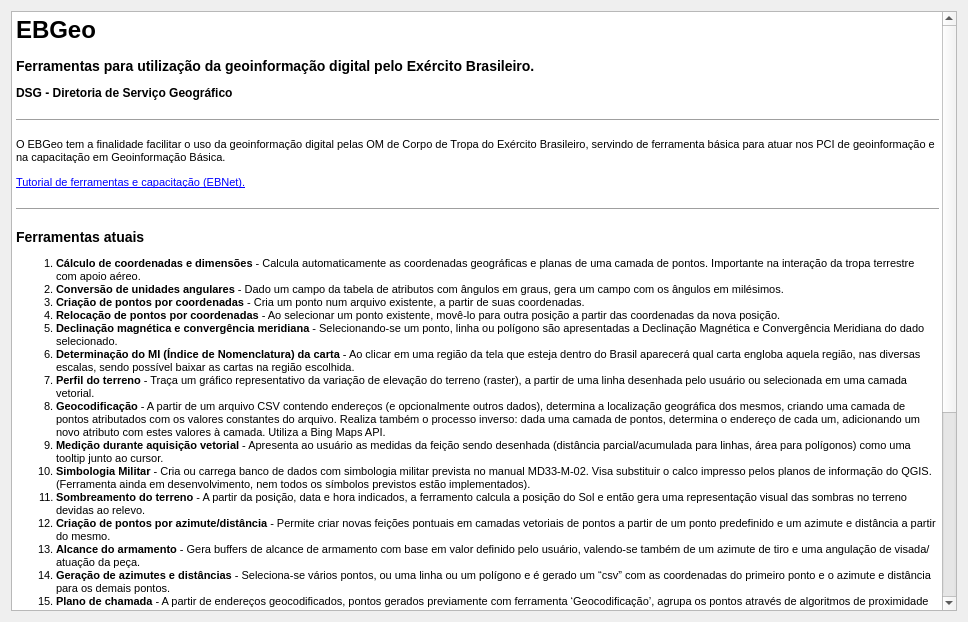
dsgoficial/EBGeo_Desktop, file EBGeo/Help/help.ui: the form before one commit.
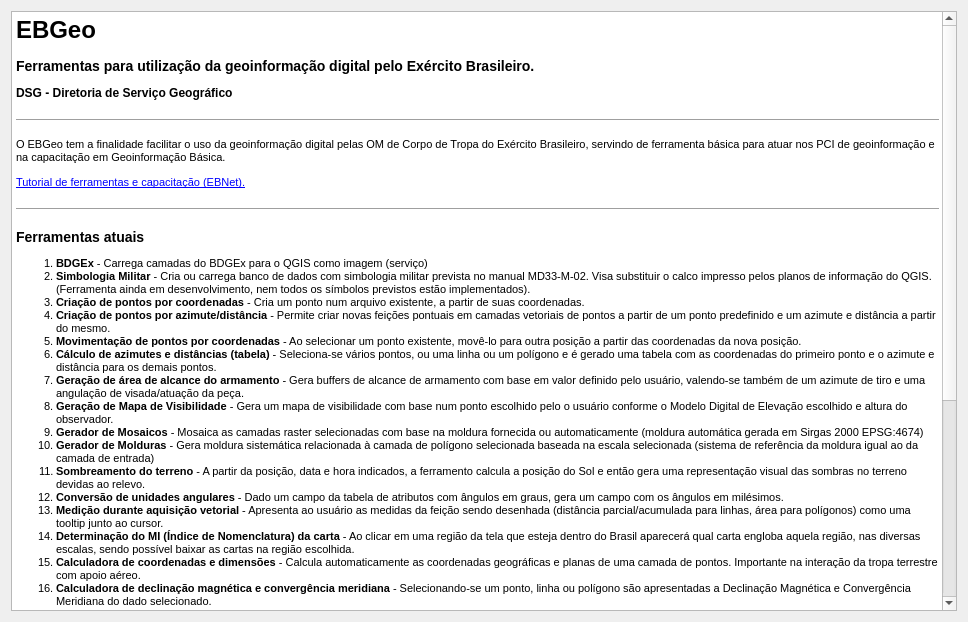
The form after the commit.

Commit message: Atualizacao de documentacao de ferramentas e versao

What changed in the file:
```diff
--- a/EBGeo/Help/help.ui
+++ b/EBGeo/Help/help.ui
@@ -61,23 +61,26 @@
 &lt;p style=&quot; margin-top:12px; margin-bottom:12px; margin-left:0px; margin-right:0px; -qt-block-indent:0; text-indent:0px;&quot;&gt;&lt;a href=&quot;http://10.25.160.49:12004/doc_capacitacao/&quot;&gt;&lt;span style=&quot; font-size:8pt; text-decoration: underline; color:#0000ff;&quot;&gt;Tutorial de ferramentas e capacitação (EBNet).&lt;/span&gt;&lt;/a&gt;&lt;/p&gt;
 &lt;hr /&gt;
 &lt;h3 style=&quot; margin-top:14px; margin-bottom:12px; margin-left:0px; margin-right:0px; -qt-block-indent:0; text-indent:0px;&quot;&gt;&lt;a name=&quot;ferramentas-atuais&quot;&gt;&lt;/a&gt;&lt;span style=&quot; font-size:8pt; font-weight:600;&quot;&gt;F&lt;/span&gt;&lt;span style=&quot; font-size:8pt; font-weight:600;&quot;&gt;erramentas atuais&lt;/span&gt;&lt;/h3&gt;
-&lt;ol style=&quot;margin-top: 0px; margin-bottom: 0px; margin-left: 0px; margin-right: 0px; -qt-list-indent: 1;&quot;&gt;&lt;li style=&quot; font-size:8pt;&quot; style=&quot; margin-top:12px; margin-bottom:0px; margin-left:0px; margin-right:0px; -qt-block-indent:0; text-indent:0px;&quot;&gt;&lt;span style=&quot; font-weight:600;&quot;&gt;Cálculo de coordenadas e dimensões&lt;/span&gt; - Calcula automaticamente as coordenadas geográficas e planas de uma camada de pontos. Importante na interação da tropa terrestre com apoio aéreo.&lt;/li&gt;
-&lt;li style=&quot; font-size:8pt;&quot; style=&quot; margin-top:0px; margin-bottom:0px; margin-left:0px; margin-right:0px; -qt-block-indent:0; text-indent:0px;&quot;&gt;&lt;span style=&quot; font-weight:600;&quot;&gt;Conversão de unidades angulares&lt;/span&gt; - Dado um campo da tabela de atributos com ângulos em graus, gera um campo com os ângulos em milésimos.&lt;/li&gt;
-&lt;li style=&quot; font-size:8pt;&quot; style=&quot; margin-top:0px; margin-bottom:0px; margin-left:0px; margin-right:0px; -qt-block-indent:0; text-indent:0px;&quot;&gt;&lt;span style=&quot; font-weight:600;&quot;&gt;Criação de pontos por coordenadas&lt;/span&gt; - Cria um ponto num arquivo existente, a partir de suas coordenadas.&lt;/li&gt;
-&lt;li style=&quot; font-size:8pt;&quot; style=&quot; margin-top:0px; margin-bottom:0px; margin-left:0px; margin-right:0px; -qt-block-indent:0; text-indent:0px;&quot;&gt;&lt;span style=&quot; font-weight:600;&quot;&gt;Relocação de pontos por coordenadas&lt;/span&gt; - Ao selecionar um ponto existente, movê-lo para outra posição a partir das coordenadas da nova posição.&lt;/li&gt;
-&lt;li style=&quot; font-size:8pt;&quot; style=&quot; margin-top:0px; margin-bottom:0px; margin-left:0px; margin-right:0px; -qt-block-indent:0; text-indent:0px;&quot;&gt;&lt;span style=&quot; font-weight:600;&quot;&gt;Declinação magnética e convergência meridiana&lt;/span&gt; - Selecionando-se um ponto, linha ou polígono são apresentadas a Declinação Magnética e Convergência Meridiana do dado selecionado.&lt;/li&gt;
-&lt;li style=&quot; font-size:8pt;&quot; style=&quot; margin-top:0px; margin-bottom:0px; margin-left:0px; margin-right:0px; -qt-block-indent:0; text-indent:0px;&quot;&gt;&lt;span style=&quot; font-weight:600;&quot;&gt;Determinação do MI (Índice de Nomenclatura) da carta&lt;/span&gt; - Ao clicar em uma região da tela que esteja dentro do Brasil aparecerá qual carta engloba aquela região, nas diversas escalas, sendo possível baixar as cartas na região escolhida.&lt;/li&gt;
-&lt;li style=&quot; font-size:8pt;&quot; style=&quot; margin-top:0px; margin-bottom:0px; margin-left:0px; margin-right:0px; -qt-block-indent:0; text-indent:0px;&quot;&gt;&lt;span style=&quot; font-weight:600;&quot;&gt;Perfil do terreno&lt;/span&gt; - Traça um gráfico representativo da variação de elevação do terreno (raster), a partir de uma linha desenhada pelo usuário ou selecionada em uma camada vetorial.&lt;/li&gt;
-&lt;li style=&quot; font-size:8pt;&quot; style=&quot; margin-top:0px; margin-bottom:0px; margin-left:0px; margin-right:0px; -qt-block-indent:0; text-indent:0px;&quot;&gt;&lt;span style=&quot; font-weight:600;&quot;&gt;Geocodificação&lt;/span&gt; - A partir de um arquivo CSV contendo endereços (e opcionalmente outros dados), determina a localização geográfica dos mesmos, criando uma camada de pontos atributados com os valores constantes do arquivo. Realiza também o processo inverso: dada uma camada de pontos, determina o endereço de cada um, adicionando um novo atributo com estes valores à camada. Utiliza a Bing Maps API.&lt;/li&gt;
-&lt;li style=&quot; font-size:8pt;&quot; style=&quot; margin-top:0px; margin-bottom:0px; margin-left:0px; margin-right:0px; -qt-block-indent:0; text-indent:0px;&quot;&gt;&lt;span style=&quot; font-weight:600;&quot;&gt;Medição durante aquisição vetorial&lt;/span&gt; - Apresenta ao usuário as medidas da feição sendo desenhada (distância parcial/acumulada para linhas, área para polígonos) como uma tooltip junto ao cursor.&lt;/li&gt;
-&lt;li style=&quot; font-size:8pt;&quot; style=&quot; margin-top:0px; margin-bottom:0px; margin-left:0px; margin-right:0px; -qt-block-indent:0; text-indent:0px;&quot;&gt;&lt;span style=&quot; font-weight:600;&quot;&gt;Simbologia Militar&lt;/span&gt; - Cria ou carrega banco de dados com simbologia militar prevista no manual MD33-M-02. Visa substituir o calco impresso pelos planos de informação do QGIS. (Ferramenta ainda em desenvolvimento, nem todos os símbolos previstos estão implementados).&lt;/li&gt;
-&lt;li style=&quot; font-size:8pt;&quot; style=&quot; margin-top:0px; margin-bottom:0px; margin-left:0px; margin-right:0px; -qt-block-indent:0; text-indent:0px;&quot;&gt;&lt;span style=&quot; font-weight:600;&quot;&gt;Sombreamento do terreno&lt;/span&gt; - A partir da posição, data e hora indicados, a ferramento calcula a posição do Sol e então gera uma representação visual das sombras no terreno devidas ao relevo.&lt;/li&gt;
-&lt;li style=&quot; font-size:8pt;&quot; style=&quot; margin-top:0px; margin-bottom:0px; margin-left:0px; margin-right:0px; -qt-block-indent:0; text-indent:0px;&quot;&gt;&lt;span style=&quot; font-weight:600;&quot;&gt;Criação de pontos por azimute/distância&lt;/span&gt; - Permite criar novas feições pontuais em camadas vetoriais de pontos a partir de um ponto predefinido e um azimute e distância a partir do mesmo.&lt;/li&gt;
-&lt;li style=&quot; font-size:8pt;&quot; style=&quot; margin-top:0px; margin-bottom:0px; margin-left:0px; margin-right:0px; -qt-block-indent:0; text-indent:0px;&quot;&gt;&lt;span style=&quot; font-weight:600;&quot;&gt;Alcance do armamento&lt;/span&gt; - Gera buffers de alcance de armamento com base em valor definido pelo usuário, valendo-se também de um azimute de tiro e uma angulação de visada/atuação da peça.&lt;/li&gt;
-&lt;li style=&quot; font-size:8pt;&quot; style=&quot; margin-top:0px; margin-bottom:0px; margin-left:0px; margin-right:0px; -qt-block-indent:0; text-indent:0px;&quot;&gt;&lt;span style=&quot; font-weight:600;&quot;&gt;Geração de azimutes e distâncias&lt;/span&gt; - Seleciona-se vários pontos, ou uma linha ou um polígono e é gerado um “csv” com as coordenadas do primeiro ponto e o azimute e distância para os demais pontos.&lt;/li&gt;
-&lt;li style=&quot; font-size:8pt;&quot; style=&quot; margin-top:0px; margin-bottom:0px; margin-left:0px; margin-right:0px; -qt-block-indent:0; text-indent:0px;&quot;&gt;&lt;span style=&quot; font-weight:600;&quot;&gt;Plano de chamada&lt;/span&gt; - A partir de endereços geocodificados, pontos gerados previamente com ferramenta ‘Geocodificação’, agrupa os pontos através de algoritmos de proximidade espacial, visando subdividir o espaço em regiões de atuação e definir centros de atuação mais justos que distribuam uniformemente as distâncias entre o mesmo e cada ponto.&lt;/li&gt;
-&lt;li style=&quot; font-size:8pt;&quot; style=&quot; margin-top:0px; margin-bottom:0px; margin-left:0px; margin-right:0px; -qt-block-indent:0; text-indent:0px;&quot;&gt;&lt;span style=&quot; font-weight:600;&quot;&gt;Mosaicar&lt;/span&gt; - Seleciona-se várias camadas para mosaicar, a moldura e é gerado o mosaico. Pode-se associar a imagem aos polígonos automaticamente usando o campo &amp;quot;nome&amp;quot; na moldura ou informando o campo da moldura que contém o nome da imagem correspondente àquele polígono. No caso de imagens com paleta pode-se corrigir automaticamente. Atenção: não corrigr paleta automaticamente quando selecionar outras camadas de apenas uma banda sem ser paleta, como imagens de MDS.&lt;/li&gt;
-&lt;li style=&quot; font-size:8pt;&quot; style=&quot; margin-top:0px; margin-bottom:12px; margin-left:0px; margin-right:0px; -qt-block-indent:0; text-indent:0px;&quot;&gt;&lt;span style=&quot; font-weight:600;&quot;&gt;Inserir MASACODE&lt;/span&gt; - É um processo, acessado atráves da Caixa de Ferramentas de Processamento, que permite criar uma coluna de atributos associando uma feição de terreno a um código utilizado pelo simulador COMBATER.&lt;/li&gt;&lt;/ol&gt;
+&lt;ol style=&quot;margin-top: 0px; margin-bottom: 0px; margin-left: 0px; margin-right: 0px; -qt-list-indent: 1;&quot;&gt;&lt;li style=&quot;&quot; style=&quot; margin-top:12px; margin-bottom:0px; margin-left:0px; margin-right:0px; -qt-block-indent:0; text-indent:0px;&quot;&gt;&lt;span style=&quot; font-weight:600;&quot;&gt;BDGEx&lt;/span&gt; - Carrega camadas do BDGEx para o QGIS como imagem (serviço)&lt;/li&gt;
+&lt;li style=&quot;&quot; style=&quot; margin-top:0px; margin-bottom:0px; margin-left:0px; margin-right:0px; -qt-block-indent:0; text-indent:0px;&quot;&gt;&lt;span style=&quot; font-weight:600;&quot;&gt;Simbologia Militar&lt;/span&gt; - Cria ou carrega banco de dados com simbologia militar prevista no manual MD33-M-02. Visa substituir o calco impresso pelos planos de informação do QGIS. (Ferramenta ainda em desenvolvimento, nem todos os símbolos previstos estão implementados).&lt;/li&gt;
+&lt;li style=&quot;&quot; style=&quot; margin-top:0px; margin-bottom:0px; margin-left:0px; margin-right:0px; -qt-block-indent:0; text-indent:0px;&quot;&gt;&lt;span style=&quot; font-weight:600;&quot;&gt;Criação de pontos por coordenadas&lt;/span&gt; - Cria um ponto num arquivo existente, a partir de suas coordenadas.&lt;/li&gt;
+&lt;li style=&quot;&quot; style=&quot; margin-top:0px; margin-bottom:0px; margin-left:0px; margin-right:0px; -qt-block-indent:0; text-indent:0px;&quot;&gt;&lt;span style=&quot; font-weight:600;&quot;&gt;Criação de pontos por azimute/distância&lt;/span&gt; - Permite criar novas feições pontuais em camadas vetoriais de pontos a partir de um ponto predefinido e um azimute e distância a partir do mesmo.&lt;/li&gt;
+&lt;li style=&quot;&quot; style=&quot; margin-top:0px; margin-bottom:0px; margin-left:0px; margin-right:0px; -qt-block-indent:0; text-indent:0px;&quot;&gt;&lt;span style=&quot; font-weight:600;&quot;&gt;Movimentação de pontos por coordenadas&lt;/span&gt; - Ao selecionar um ponto existente, movê-lo para outra posição a partir das coordenadas da nova posição.&lt;/li&gt;
+&lt;li style=&quot;&quot; style=&quot; margin-top:0px; margin-bottom:0px; margin-left:0px; margin-right:0px; -qt-block-indent:0; text-indent:0px;&quot;&gt;&lt;span style=&quot; font-weight:600;&quot;&gt;Cálculo de azimutes e distâncias (tabela)&lt;/span&gt; - Seleciona-se vários pontos, ou uma linha ou um polígono e é gerado uma tabela com as coordenadas do primeiro ponto e o azimute e distância para os demais pontos.&lt;/li&gt;
+&lt;li style=&quot;&quot; style=&quot; margin-top:0px; margin-bottom:0px; margin-left:0px; margin-right:0px; -qt-block-indent:0; text-indent:0px;&quot;&gt;&lt;span style=&quot; font-weight:600;&quot;&gt;Geração de área de alcance do armamento&lt;/span&gt; - Gera buffers de alcance de armamento com base em valor definido pelo usuário, valendo-se também de um azimute de tiro e uma angulação de visada/atuação da peça.&lt;/li&gt;
+&lt;li style=&quot;&quot; style=&quot; margin-top:0px; margin-bottom:0px; margin-left:0px; margin-right:0px; -qt-block-indent:0; text-indent:0px;&quot;&gt;&lt;span style=&quot; font-weight:600;&quot;&gt;Geração de Mapa de Visibilidade&lt;/span&gt; - Gera um mapa de visibilidade com base num ponto escolhido pelo o usuário conforme o Modelo Digital de Elevação escolhido e altura do observador.&lt;/li&gt;
+&lt;li style=&quot;&quot; style=&quot; margin-top:0px; margin-bottom:0px; margin-left:0px; margin-right:0px; -qt-block-indent:0; text-indent:0px;&quot;&gt;&lt;span style=&quot; font-weight:600;&quot;&gt;Gerador de Mosaicos&lt;/span&gt; - Mosaica as camadas raster selecionadas com base na moldura fornecida ou automaticamente (moldura automática gerada em Sirgas 2000 EPSG:4674)&lt;/li&gt;
+&lt;li style=&quot;&quot; style=&quot; margin-top:0px; margin-bottom:0px; margin-left:0px; margin-right:0px; -qt-block-indent:0; text-indent:0px;&quot;&gt;&lt;span style=&quot; font-weight:600;&quot;&gt;Gerador de Molduras&lt;/span&gt; - Gera moldura sistemática relacionada à camada de polígono selecionada baseada na escala selecionada (sistema de referência da moldura igual ao da camada de entrada)&lt;/li&gt;
+&lt;li style=&quot;&quot; style=&quot; margin-top:0px; margin-bottom:0px; margin-left:0px; margin-right:0px; -qt-block-indent:0; text-indent:0px;&quot;&gt;&lt;span style=&quot; font-weight:600;&quot;&gt;Sombreamento do terreno&lt;/span&gt; - A partir da posição, data e hora indicados, a ferramento calcula a posição do Sol e então gera uma representação visual das sombras no terreno devidas ao relevo.&lt;/li&gt;
+&lt;li style=&quot;&quot; style=&quot; margin-top:0px; margin-bottom:0px; margin-left:0px; margin-right:0px; -qt-block-indent:0; text-indent:0px;&quot;&gt;&lt;span style=&quot; font-weight:600;&quot;&gt;Conversão de unidades angulares&lt;/span&gt; - Dado um campo da tabela de atributos com ângulos em graus, gera um campo com os ângulos em milésimos.&lt;/li&gt;
+&lt;li style=&quot;&quot; style=&quot; margin-top:0px; margin-bottom:0px; margin-left:0px; margin-right:0px; -qt-block-indent:0; text-indent:0px;&quot;&gt;&lt;span style=&quot; font-weight:600;&quot;&gt;Medição durante aquisição vetorial&lt;/span&gt; - Apresenta ao usuário as medidas da feição sendo desenhada (distância parcial/acumulada para linhas, área para polígonos) como uma tooltip junto ao cursor.&lt;/li&gt;
+&lt;li style=&quot;&quot; style=&quot; margin-top:0px; margin-bottom:0px; margin-left:0px; margin-right:0px; -qt-block-indent:0; text-indent:0px;&quot;&gt;&lt;span style=&quot; font-weight:600;&quot;&gt;Determinação do MI (Índice de Nomenclatura) da carta&lt;/span&gt; - Ao clicar em uma região da tela que esteja dentro do Brasil aparecerá qual carta engloba aquela região, nas diversas escalas, sendo possível baixar as cartas na região escolhida.&lt;/li&gt;
+&lt;li style=&quot;&quot; style=&quot; margin-top:0px; margin-bottom:0px; margin-left:0px; margin-right:0px; -qt-block-indent:0; text-indent:0px;&quot;&gt;&lt;span style=&quot; font-weight:600;&quot;&gt;Calculadora de coordenadas e dimensões&lt;/span&gt; - Calcula automaticamente as coordenadas geográficas e planas de uma camada de pontos. Importante na interação da tropa terrestre com apoio aéreo.&lt;/li&gt;
+&lt;li style=&quot;&quot; style=&quot; margin-top:0px; margin-bottom:0px; margin-left:0px; margin-right:0px; -qt-block-indent:0; text-indent:0px;&quot;&gt;&lt;span style=&quot; font-weight:600;&quot;&gt;Calculadora de declinação magnética e convergência meridiana&lt;/span&gt; - Selecionando-se um ponto, linha ou polígono são apresentadas a Declinação Magnética e Convergência Meridiana do dado selecionado.&lt;/li&gt;
+&lt;li style=&quot;&quot; style=&quot; margin-top:0px; margin-bottom:12px; margin-left:0px; margin-right:0px; -qt-block-indent:0; text-indent:0px;&quot;&gt;&lt;span style=&quot; font-weight:600;&quot;&gt;Distância ao longo da linha&lt;/span&gt; - Gera pontos ao longo das linhas de uma camada linha selecionada espaçados pela distância definida pelo usuário.&lt;/li&gt;&lt;/ol&gt;
+&lt;hr /&gt;
+&lt;h3 style=&quot; margin-top:14px; margin-bottom:12px; margin-left:0px; margin-right:0px; -qt-block-indent:0; text-indent:0px;&quot;&gt;&lt;a name=&quot;processings&quot;&gt;&lt;/a&gt;&lt;span style=&quot; font-size:large; font-weight:600;&quot;&gt;P&lt;/span&gt;&lt;span style=&quot; font-size:large; font-weight:600;&quot;&gt;rocessings&lt;/span&gt;&lt;/h3&gt;
+&lt;ol style=&quot;margin-top: 0px; margin-bottom: 0px; margin-left: 0px; margin-right: 0px; -qt-list-indent: 1;&quot;&gt;&lt;li style=&quot;&quot; style=&quot; margin-top:12px; margin-bottom:12px; margin-left:0px; margin-right:0px; -qt-block-indent:0; text-indent:0px;&quot;&gt;&lt;span style=&quot; font-weight:600;&quot;&gt;Inserir MASACODE&lt;/span&gt; - É um processo, acessado atráves da Caixa de Ferramentas de Processamento, que permite criar uma coluna de atributos associando uma feição de terreno a um código utilizado pelo simulador COMBATER.&lt;/li&gt;&lt;/ol&gt;
 &lt;hr /&gt;
 &lt;h2 style=&quot; margin-top:16px; margin-bottom:12px; margin-left:0px; margin-right:0px; -qt-block-indent:0; text-indent:0px;&quot;&gt;&lt;a name=&quot;cr-ditos&quot;&gt;&lt;/a&gt;&lt;span style=&quot; font-size:8pt; font-weight:600;&quot;&gt;C&lt;/span&gt;&lt;span style=&quot; font-size:8pt; font-weight:600;&quot;&gt;réditos&lt;/span&gt;&lt;/h2&gt;
 &lt;ol style=&quot;margin-top: 0px; margin-bottom: 0px; margin-left: 0px; margin-right: 0px; -qt-list-indent: 1;&quot;&gt;&lt;li style=&quot; font-size:8pt;&quot; style=&quot; margin-top:12px; margin-bottom:0px; margin-left:0px; margin-right:0px; -qt-block-indent:0; text-indent:0px;&quot;&gt;&lt;span style=&quot; font-weight:600;&quot;&gt;Declinação magnética&lt;/span&gt; - valor obtido por meio do geomag.py por Christopher Weiss cmweiss@gmail.com, &lt;a href=&quot;https://github.com/cmweiss/geomag&quot;&gt;&lt;span style=&quot; text-decoration: underline; color:#0000ff;&quot;&gt;https://github.com/cmweiss/geomag&lt;/span&gt;&lt;/a&gt;. Utilizando modelo de coeficientes WMM 2020.0 do NOAA. NCEI Geomagnetic Modeling Team and British Geological Survey. 2019. World Magnetic Model 2020. NOAA National Centers for Environmental Information. doi: 10.25921/11v3-da71, 2020, 01/14/2020.&lt;/li&gt;
```
The commit also changes 3 other files.
